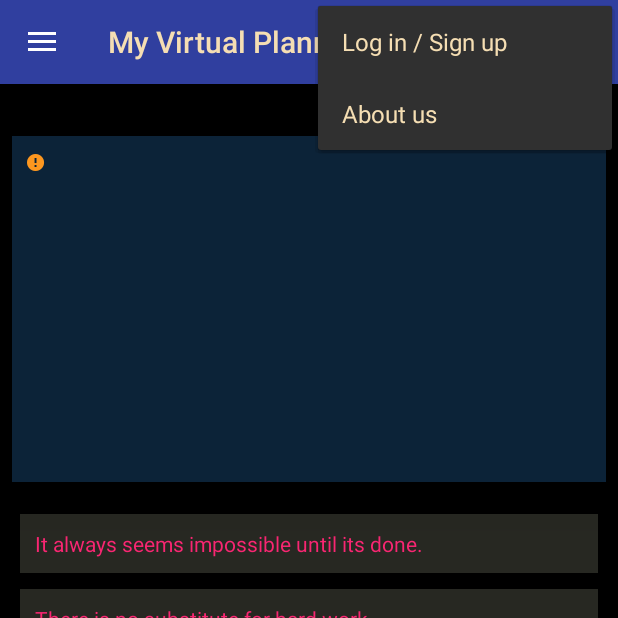
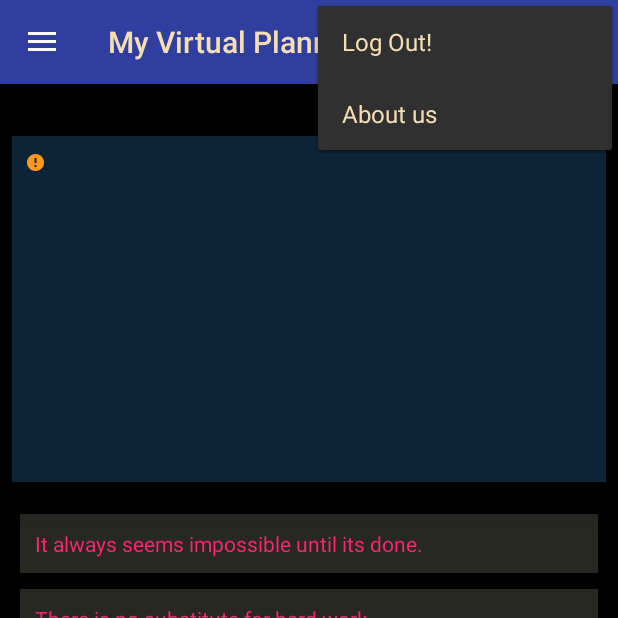
Before and after one commit to TeamSevenCET/MyVirtualPlanner-Android, an Android app: the screen it shows after launch once a user with an empty profile is signed in (MainActivity), with the options menu open, on a phone screen of 412 x 824 dp, the top half of it. Run offline under Robolectric (Android 15) with nearby library versions, the phone set to English and light mode, and no system bars; our stand-ins replace Firebase (no records; nobody signed in at launch, a user with empty details on screens opened directly); libraries missing offline, so code that uses them is left out: at.markushi.ui; plain views replace CircleButton; 2 statements that could not run were skipped.

Commit message:
Sign out

```diff
--- a/app/src/main/java/io/github/teamseven/myvirtualplanner/MainActivity.java
+++ b/app/src/main/java/io/github/teamseven/myvirtualplanner/MainActivity.java
@@ -618,7 +618,8 @@ public class MainActivity extends AppCompatActivity implements NavigationView.On
         int id = item.getItemId();
         switch (id) {
             case R.id.dropDown_login:
-                startActivity(new Intent(this, LoginActivity.class));
+                FirebaseAuth.getInstance().signOut();
+                Log.d("Signout", "onOptionsItemSelected: Sign out successful");
                 break;
             case R.id.dropDown_aboutUs:
                 Toast.makeText(this, "About us", Toast.LENGTH_SHORT).show();
--- a/app/src/main/res/values/strings.xml
+++ b/app/src/main/res/values/strings.xml
@@ -1,7 +1,7 @@
 <resources>
     <string name="app_name">My Virtual Planner</string>
     <string name="settings">Settings</string>
-    <string name="log_in">Log in / Sign up</string>
+    <string name="log_in">Log Out!</string>
     <string name="about_us">About us</string>
     <string name="name">Your name</string>
     <string name="email">email@gmail.com</string>
```
